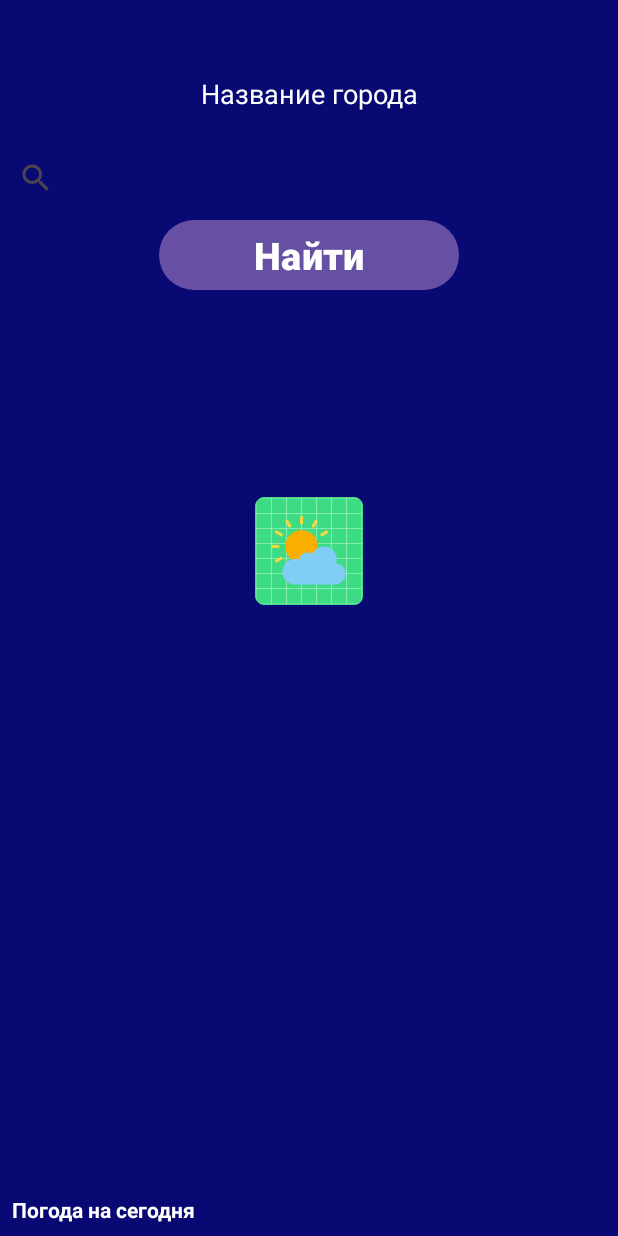
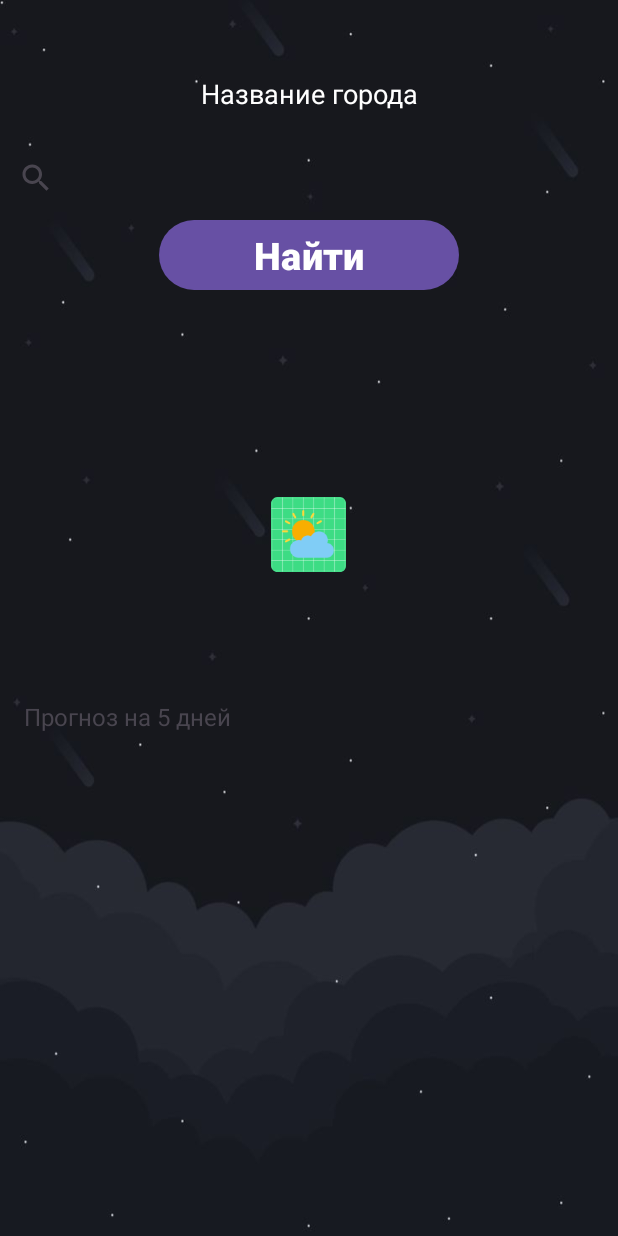
Before and after one commit to lizaanti/WeatherForecast, an Android app: the screen it shows after launch (MainActivity), on a phone screen of 412 x 824 dp. Run offline under Robolectric (Android 15) with nearby library versions, the phone set to English and light mode, and no system bars; our stand-ins replace Volley.

Commit message:
all done

```diff
--- a/app/build.gradle.kts
+++ b/app/build.gradle.kts
@@ -1,3 +1,5 @@
+import org.apache.tools.ant.util.JavaEnvUtils.VERSION_1_8
+
 plugins {
     alias(libs.plugins.android.application)
 }
@@ -29,10 +31,6 @@ android {
         sourceCompatibility = JavaVersion.VERSION_1_8
         targetCompatibility = JavaVersion.VERSION_1_8
     }
-
-    buildFeatures{
-        viewBinding = true
-    }
 }
 
 dependencies {
--- a/app/src/main/java/com/example/weatherforecast/Weather.java
+++ b/app/src/main/java/com/example/weatherforecast/Weather.java
@@ -11,6 +11,9 @@ public class Weather {
         this.temperature = temperature;
         this.icon = icon;
         this.feelsLike = feelsLike;
+    }
+
+    public Weather(String dateTime, double temp, double feelsLike, String description, String icon) {
     }
 
     public String getTime() {
--- a/app/src/main/res/drawable/back.xml
+++ b/app/src/main/res/drawable/backk.xml
@@ -1,6 +1,6 @@
 <?xml version="1.0" encoding="utf-8"?>
 <shape android:shape="rectangle" xmlns:android="http://schemas.android.com/apk/res/android">
-<corners android:radius="10dp"/>
+    <corners android:radius="10dp"/>
     <solid android:color="#060A1A"/>
 
 </shape>
--- a/app/src/main/res/layout/activity_main.xml
+++ b/app/src/main/res/layout/activity_main.xml
@@ -6,7 +6,7 @@
     android:layout_width="match_parent"
     android:layout_height="match_parent"
     android:orientation="vertical"
-    android:background="@color/darkSky"
+    android:background="@drawable/back_image"
     tools:context=".MainActivity">
 
     <ProgressBar
@@ -26,8 +26,7 @@
             android:id="@+id/IVBack"
             android:layout_width="match_parent"
             android:layout_height="match_parent"
-            android:scaleType="centerCrop"
-            android:src="@color/darkSky" />
+            android:scaleType="centerCrop" />
 
         <TextView
             android:layout_width="match_parent"
@@ -79,13 +78,14 @@
             android:textSize="70dp"/>
 
         <ImageView
-            android:layout_width="wrap_content"
-            android:layout_height="wrap_content"
             android:id="@+id/ViewIcon"
+            android:layout_width="50dp"
+            android:layout_height="50dp"
             android:layout_centerHorizontal="true"
             android:layout_below="@+id/Temperature"
             android:layout_margin="10dp"
-            android:src="@mipmap/ic_launcher"/>
+            android:src="@mipmap/ic_launcher" />
+
 
         <TextView
             android:layout_width="match_parent"
@@ -96,22 +96,14 @@
             android:textColor="@color/white"
             android:layout_below="@+id/ViewIcon"/>
         <TextView
+            android:id="@+id/forecastText"
             android:layout_width="match_parent"
             android:layout_height="wrap_content"
-            android:layout_margin="8dp"
-            android:layout_marginBottom="10dp"
-            android:text="Погода на сегодня"
-            android:layout_above="@+id/RVWeather"
-            android:textColor="@color/white"
-            android:textStyle="bold"/>
-        <androidx.recyclerview.widget.RecyclerView
-            android:layout_width="match_parent"
-            android:layout_height="wrap_content"
-            android:id="@+id/RVWeather"
-            android:layout_alignParentBottom="true"
-            android:orientation="horizontal"
-            app:layoutManager="androidx.recyclerview.widget.LinearLayoutManager">
-        </androidx.recyclerview.widget.RecyclerView>
+            android:layout_below="@+id/ConditionTV"
+            android:layout_marginTop="20dp"
+            android:text="Прогноз на 5 дней"
+            android:padding="16dp"
+            android:textSize="16sp" />
 
     </RelativeLayout>
 </RelativeLayout>
--- a/app/src/main/res/layout/weather_item.xml
+++ b/app/src/main/res/layout/weather_item.xml
@@ -12,7 +12,7 @@
     <RelativeLayout
         android:layout_width="match_parent"
         android:layout_height="wrap_content"
-        android:background="@drawable/back">
+        android:background="@drawable/backk">
 
         <TextView
             android:layout_width="match_parent"
--- a/gradle/libs.versions.toml
+++ b/gradle/libs.versions.toml
@@ -1,6 +1,6 @@
 [versions]
 agp = "8.5.2"
-gson = "2.11.0"
+gson = "2.10.1"
 junit = "4.13.2"
 junitVersion = "1.2.1"
 espressoCore = "3.6.1"
```
Also changed, not shown: app/src/main/java/com/example/weatherforecast/MainActivity.java (+140 -191 lines), app/src/main/res/drawable/back_image.png (added), app/src/main/res/drawable/cloudy.png (added), app/src/main/res/drawable/confused.png (added), app/src/main/res/drawable/humidity.png (added), app/src/main/res/drawable/snow.png (added), app/src/main/res/drawable/snowy.png (added), app/src/main/res/drawable/sun.png (added), app/src/main/res/drawable/sunny.png (added), app/src/main/res/drawable/wind.png (added).
